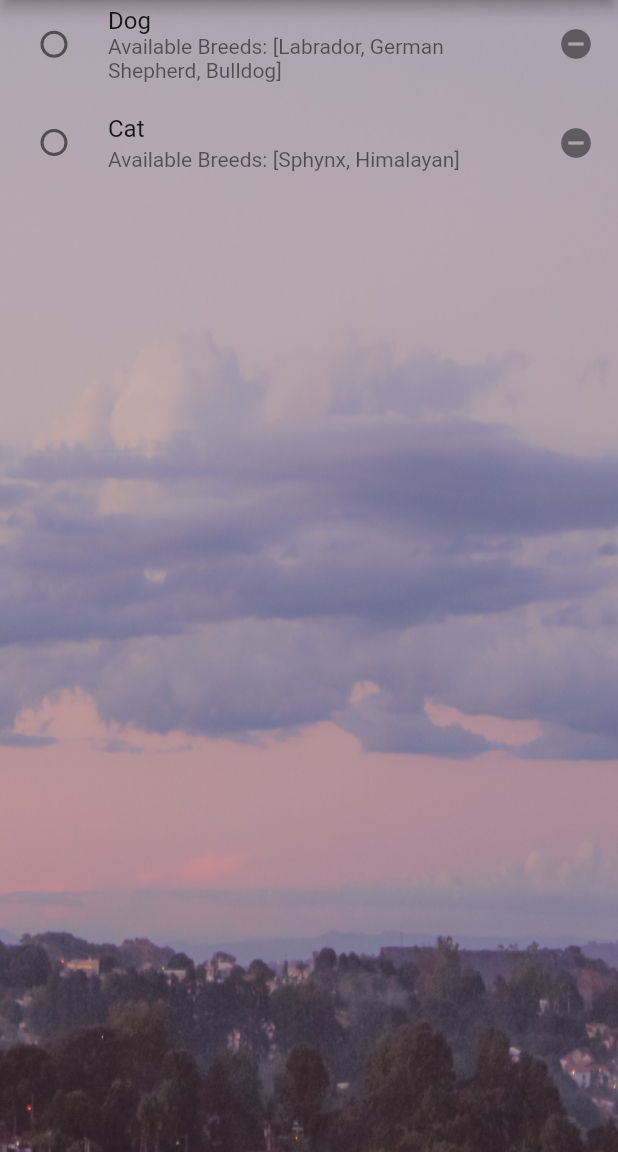
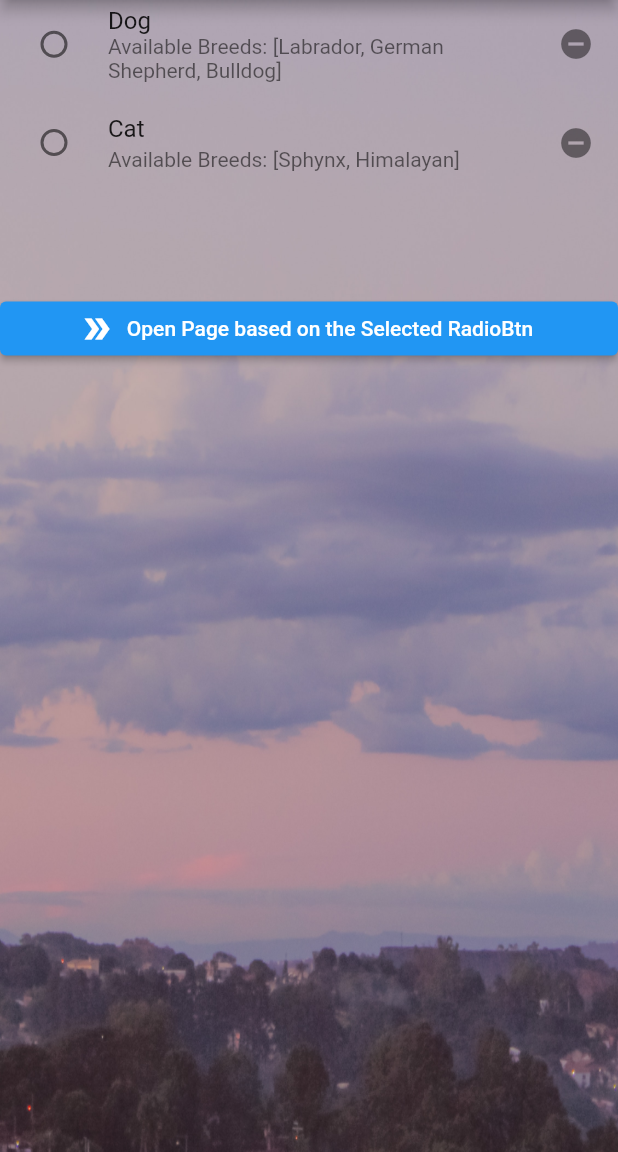
Before and after one commit to Ramsay99/Flutter_Assignment-7, a Flutter app: the screen it shows after launch, on a phone screen of 412 x 824 dp, the part 84-1236 px from its top. Run offline on Flutter 3.47's test engine with Material 2 defaults, Android fonts, the phone set to English and light mode, and no system bars.

Commit message:
.
not done yet

```diff
--- a/main/lib/animal.dart
+++ b/main/lib/animal.dart
@@ -8,6 +8,8 @@ class animal {
     animalsType.add(this);
     print("$_type Added Successfully!");
   }
+
+  animal.empty();
 
   String getType() {
     return _type;
--- a/main/lib/main.dart
+++ b/main/lib/main.dart
@@ -1,12 +1,17 @@
-// ignore_for_file: prefer_const_constructors
+// ignore_for_file: prefer_const_constructors, non_constant_identifier_names, avoid_print
 
 import 'package:flutter/cupertino.dart';
 import 'package:flutter/material.dart';
 import 'package:main/StaticVals.dart';
 import 'package:main/animal.dart';
+import 'package:main/screens/animal_screen.dart';
 
 void main(List<String> args) {
-  runApp(MyApp());
+  runApp(MaterialApp(
+    debugShowCheckedModeBanner: false,
+    theme: ThemeData(appBarTheme: AppBarTheme(color: Colors.brown.shade300)),
+    home: MyApp(),
+  ));
 }
 
 class MyApp extends StatelessWidget {
@@ -14,10 +19,7 @@ class MyApp extends StatelessWidget {
 
   @override
   Widget build(BuildContext context) {
-    return MaterialApp(
-      debugShowCheckedModeBanner: false,
-      theme: ThemeData(appBarTheme: AppBarTheme(color: Colors.brown.shade300)),
-      home: Scaffold(
+    return Scaffold(
       backgroundColor: Colors.brown.shade400,
       appBar: AppBar(
         title: Text("Assignment 7"),
@@ -28,13 +30,11 @@ class MyApp extends StatelessWidget {
           width: staticVals.maxWidth,
           decoration: BoxDecoration(
             image: DecorationImage(
-                image:
-                    ExactAssetImage('images/Home_BackGround_BrownishSky.jpg'),
+              image: ExactAssetImage('images/Home_BackGround_BrownishSky.jpg'),
               fit: BoxFit.fill,
             ),
           ),
           child: Home(),
-          ),
         ),
       ),
     );
@@ -62,11 +62,32 @@ class _HomeState extends State<Home> {
     cat.addToAvailableBreeds("Himalayan");
 
     return Container(
+      // color: Colors.red,
       width: double.infinity,
       height: double.infinity,
       alignment: Alignment.topCenter,
-      child: SizedBox(
+      child: ListView(children: [
+        displayAnimals_RadioBtns(),
+        ElevatedButton.icon(
+          onPressed: () {
+            setState(() {
+              Navigator.push(context, MaterialPageRoute(builder: (context) {
+                return animal_screen();
+              },));
+            });
+          },
+          icon: Icon(Icons.double_arrow),
+          label: Text("Open Page based on the Selected RadioBtn"),
+        )
+      ]),
+    );
+  }
+
+  SizedBox displayAnimals_RadioBtns() {
+    return SizedBox(
       width: staticVals.maxWidth,
+      height: 65 *
+          3, // 65 is the hieght of one animal radioBtn, & it displays 3 RadioBtns at a time.
       child: ListView.builder(
         itemCount: animal.animalsType.length,
         itemBuilder: (context, index) {
@@ -79,8 +100,7 @@ class _HomeState extends State<Home> {
                     animal.animalsType[index].getType().toString();
               });
               print("GroupBox: ${staticVals.radioBox_AnimalsGroupBox}");
-                print(
-                    "Value: ${animal.animalsType[index].getType().toString()}");
+              print("Value: ${animal.animalsType[index].getType().toString()}");
             },
             title: Text(animal.animalsType[index].getType()),
             subtitle: Text(
@@ -89,7 +109,6 @@ class _HomeState extends State<Home> {
           );
         },
       ),
-      ),
     );
   }
 }
```
Also changed, not shown: main/lib/screens/animal_screen.dart (added, +36 -0 lines), main/lib/screens/aboutme.dart (added). Lines whose indentation alone changed are shown as unchanged.
